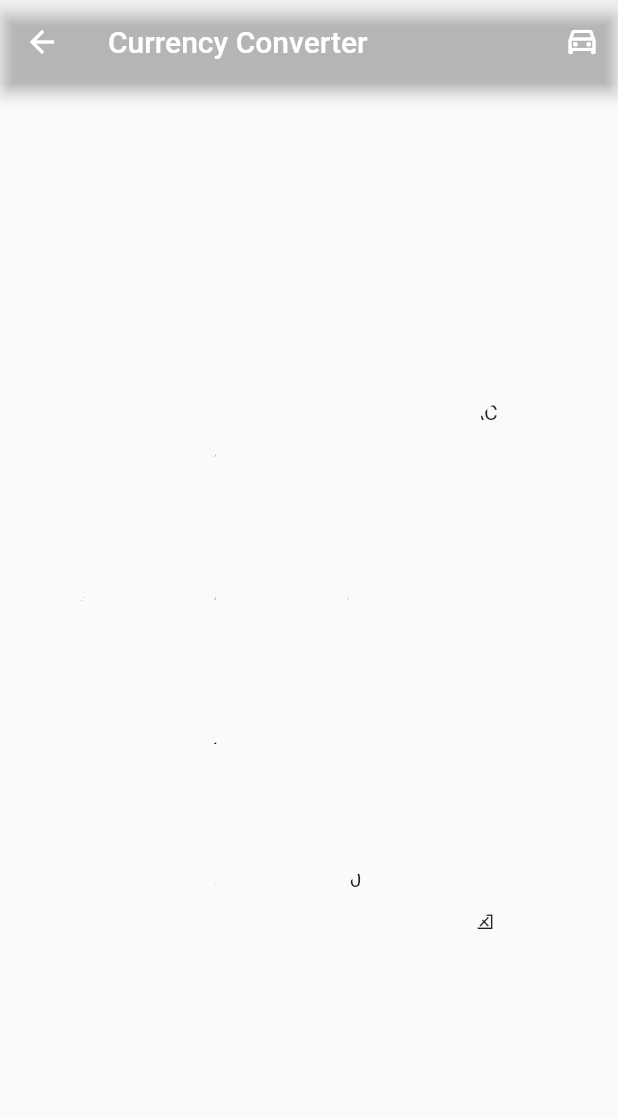
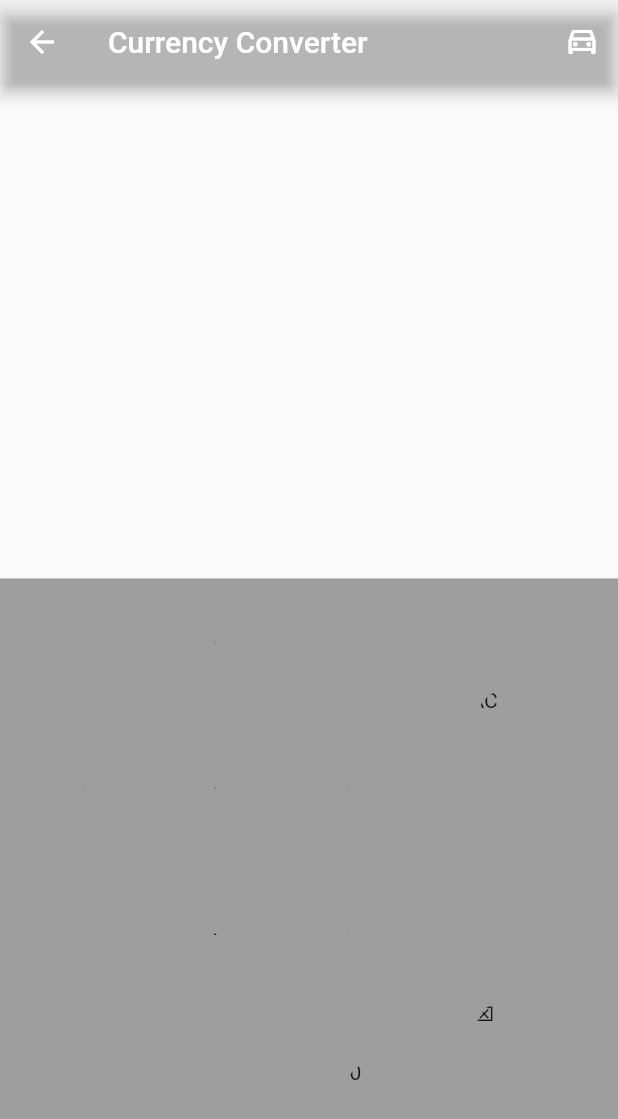
Before and after one commit to NDaneet/calculator_and_currency_application, a Flutter app: the CurrencyScreen screen opened directly, on a phone screen of 412 x 824 dp. Shown: the top 1119 px of the screen. Run offline on Flutter 3.47's test engine with Material 2 defaults, Android fonts, the phone set to English and light mode, and no system bars.

Commit message:
Modified the different screens

```diff
--- a/lib/screens/currency_screen.dart
+++ b/lib/screens/currency_screen.dart
@@ -8,27 +8,30 @@ class CurrencyScreen extends StatelessWidget {
   Widget build(BuildContext context) {
      final screenHeight = MediaQuery.of(context).size.height;
     final screenWidth = MediaQuery.of(context).size.width;
-    final screenBottom = MediaQuery.of(context).padding.bottom;
+    //final screenBottom = MediaQuery.of(context).padding.bottom;
     return Scaffold(
       appBar: AppBar(
         title: const Text("Currency Converter"),
         backgroundColor: Colors.transparent,
         actions: [
           IconButton(
-            onPressed: () {},
+            onPressed: () {
+              debugPrint(screenHeight.toString());
+            },
             icon: const Icon(Icons.drive_eta_outlined),
           )
         ],
       ),
       body:  Column(
+        mainAxisAlignment: MainAxisAlignment.end,
         children: [
           SizedBox(
-            height: screenWidth/2,
+            height: screenHeight/2.5,
           ),
-          Container(
-            width: screenWidth,
-            height: screenHeight / 2,
-            padding: EdgeInsets.fromLTRB(10, 5, 10, screenBottom),
+          Expanded(
+            child: Container(
+              color: Colors.grey,
+              padding: const EdgeInsets.fromLTRB(10, 5, 10, 20),
               child: const Row(
                 mainAxisAlignment: MainAxisAlignment.spaceEvenly,
                 children: [
@@ -60,14 +63,15 @@ class CurrencyScreen extends StatelessWidget {
                     ],
                   ),
                   Column(
-                  mainAxisAlignment: MainAxisAlignment.spaceBetween,
+                    mainAxisAlignment: MainAxisAlignment.spaceAround,
                     children: [
                       ButtonWidget(value: "AC"),
                       ButtonWidget(value: "⌫"),
                     ],
                   ),
                 ],
-            ),)
+              ),),
+          )
         ],
       ),
     );
```
Also changed, not shown: lib/screens/calculator_screen.dart (+11 -9 lines), lib/screens/search_screen.dart (+10 -0 lines). Lines whose indentation alone changed are shown as unchanged.
